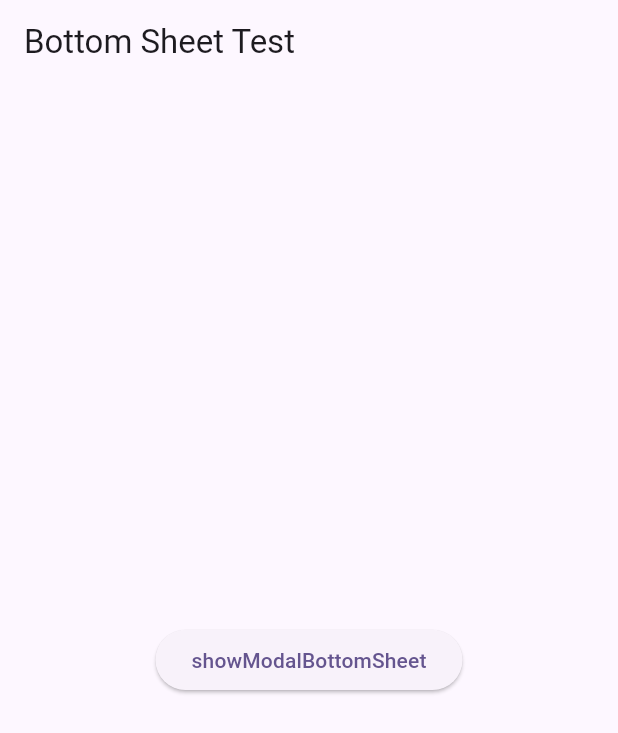
After one commit to FelypeInvictus/FlutterPlaground, a Flutter app: the screen it shows after launch, after a tap on "BOTTOMSHEET", on a phone screen of 412 x 824 dp. The commit adds this screen. Shown: the top 733 px of the screen. Run offline on Flutter 3.47's test engine with Material 2 defaults, Android fonts, the phone set to English and light mode, and no system bars.

Commit message:
Adicionado tela bottom Sheet

```diff
--- /dev/null
+++ b/lib/screens/bottom_model_sheet.dart
@@ -0,0 +1,55 @@
+import 'package:flutter/material.dart';
+
+class BottomSheetTest extends StatelessWidget {
+  const BottomSheetTest({super.key});
+
+  @override
+  Widget build(BuildContext context) {
+    return MaterialApp(
+      theme: ThemeData(
+        colorSchemeSeed: const Color(0xff6750a4),
+        useMaterial3: true,
+      ),
+      home: Scaffold(
+        appBar: AppBar(title: const Text('Bottom Sheet Test')),
+        body: const BottomSheetExample(),
+      ),
+    );
+  }
+}
+
+class BottomSheetExample extends StatelessWidget {
+  const BottomSheetExample({super.key});
+
+  @override
+  Widget build(BuildContext context) {
+    return Center(
+      child: ElevatedButton(
+        child: const Text('showModalBottomSheet'),
+        onPressed: () {
+          showModalBottomSheet<void>(
+            context: context,
+            builder: (BuildContext context) {
+              return SizedBox(
+                height: 200,
+                child: Center(
+                  child: Column(
+                    mainAxisAlignment: MainAxisAlignment.center,
+                    mainAxisSize: MainAxisSize.min,
+                    children: <Widget>[
+                      const Text('BottomSheet'),
+                      ElevatedButton(
+                        child: const Text('Fechar'),
+                        onPressed: () => Navigator.pop(context),
+                      ),
+                    ],
+                  ),
+                ),
+              );
+            },
+          );
+        },
+      ),
+    );
+  }
+}
--- a/lib/screens/components/buttons.dart
+++ b/lib/screens/components/buttons.dart
@@ -1,3 +1,4 @@
+import 'package:app/screens/bottom_model_sheet.dart';
 import 'package:app/screens/home_tab.dart';
 import 'package:app/screens/learning_stack.dart';
 import 'package:app/screens/container_hide.dart';
@@ -46,6 +47,18 @@ class buttons extends StatelessWidget {
           }),
           child: Text('container hide'.toUpperCase()),
         ),
+        space(),
+        ElevatedButton(
+          onPressed: (() {
+            Navigator.push(
+              context,
+              MaterialPageRoute(builder: (context) {
+                return const BottomSheetTest();
+              }),
+            );
+          }),
+          child: Text('BottomSheet'.toUpperCase()),
+        ),
       ]),
     );
   }
```
Also changed, not shown: lib/screens/home_tab.dart (+34 -23 lines).
